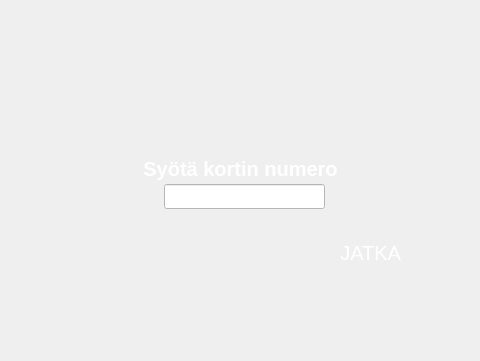
The window that atm-frontend/mainwindow.ui (joonaskinnunen/Group3) describes before a commit, drawn with Qt 5; both pictures show x 112 to 592 and y 0 to 361 of the 700 by 700 pixel window.
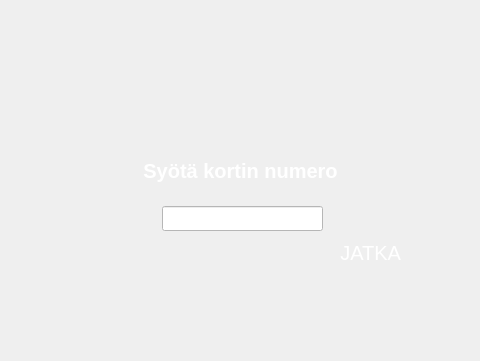
The same window after the commit. Icons and pictures are not drawn.

Diff of the .ui file:
```diff
--- a/atm-frontend/mainwindow.ui
+++ b/atm-frontend/mainwindow.ui
@@ -33,8 +33,8 @@
     </property>
     <property name="geometry">
      <rect>
-      <x>276</x>
-      <y>184</y>
+      <x>274</x>
+      <y>206</y>
       <width>161</width>
       <height>25</height>
      </rect>
@@ -59,7 +59,7 @@
     <property name="geometry">
      <rect>
       <x>202</x>
-      <y>148</y>
+      <y>150</y>
       <width>301</width>
       <height>41</height>
      </rect>
@@ -85,7 +85,7 @@
     <property name="geometry">
      <rect>
       <x>260</x>
-      <y>220</y>
+      <y>234</y>
       <width>191</width>
       <height>20</height>
      </rect>
```
